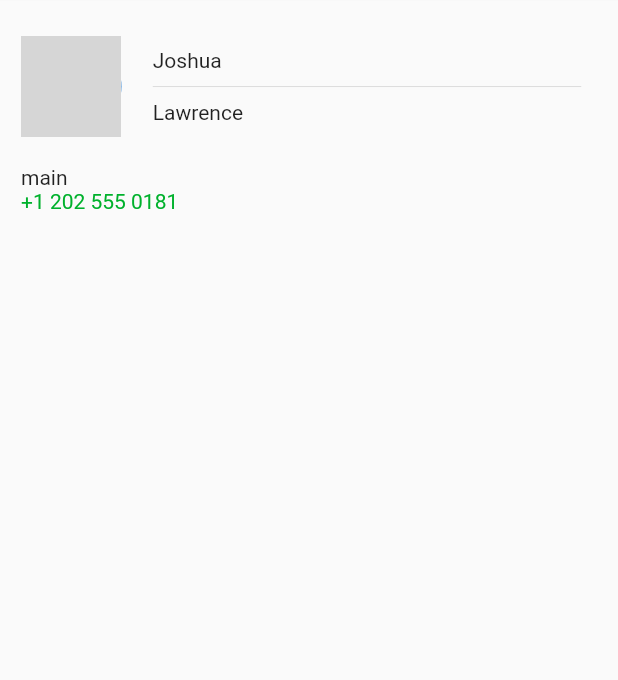
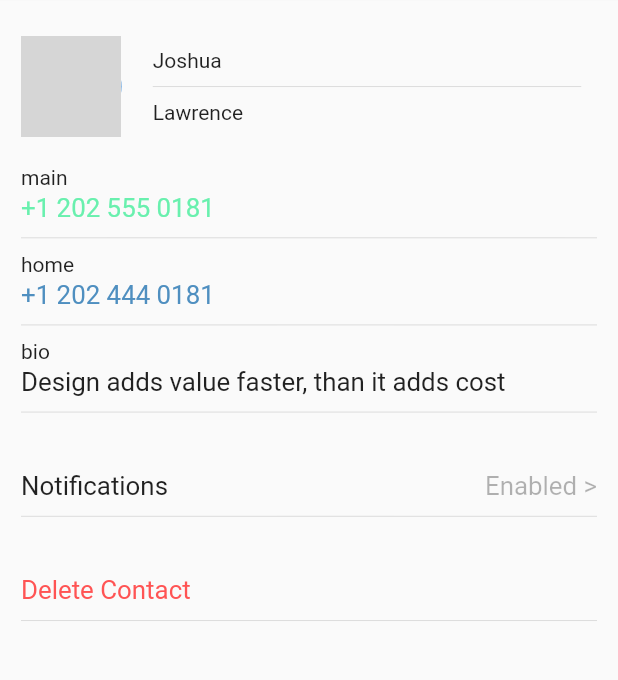
Before and after one commit to AbduraufUZB/telegramui, a Flutter app: the screen it shows after launch, after a tap on "Next", after a tap on "Joshua Lawrence", on a phone screen of 412 x 824 dp, the part 76-756 px from its top. Run offline on Flutter 3.47's test engine with Material 2 defaults, Android fonts, the phone set to English and light mode, and no system bars; our stand-ins replace flutter_screenutil; network calls fail; grey boxes are pictures that could not be loaded.

Commit message:
added contact info page

```diff
--- a/lib/screens/contacts/contacts_info/contacts_info_page.dart
+++ b/lib/screens/contacts/contacts_info/contacts_info_page.dart
@@ -22,10 +22,15 @@ class ContactsInfoPage extends StatelessWidget {
                 child: Row(
                   mainAxisAlignment: MainAxisAlignment.spaceBetween,
                   children: [
-                    Text("Cancel",
-                        style: TextStyle(
-                            color: ColorConst.kBlueColor,
-                            fontSize: FontConst.kMediumFont.sp)),
+                    InkWell(
+                      onTap: () {
+                        Navigator.pop(context);
+                      },
+                      child: Text("Cancel",
+                          style: TextStyle(
+                              color: ColorConst.kBlueColor,
+                              fontSize: FontConst.kMediumFont.sp)),
+                    ),
                     Text("Info",
                         style: TextStyle(
                             color: ColorConst.kBlackColor,
@@ -78,7 +83,58 @@ class ContactsInfoPage extends StatelessWidget {
                   ),
                   SizedBox(height: 19.h),
                   const Text("main"),
-                  Text("+1 202 555 0181", style: TextStyle(color: ColorConst.kGreenColor),)
+                  SizedBox(height: 2.h),
+                  Text("+1 202 555 0181",
+                      style: TextStyle(
+                          color: Colors.greenAccent,
+                          fontSize: FontConst.kMediumFont.sp)),
+                  SizedBox(height: 2.h),
+                  const Divider(),
+                  SizedBox(height: 2.h),
+                  const Text("home"),
+                  SizedBox(height: 2.h),
+                  Text("+1 202 444 0181",
+                      style: TextStyle(
+                          color: ColorConst.kPrimaryColor,
+                          fontSize: FontConst.kMediumFont.sp)),
+                  SizedBox(height: 2.h),
+                  const Divider(),
+                  SizedBox(height: 2.h),
+                  const Text("bio"),
+                  SizedBox(height: 2.h),
+                  Text(
+                    "Design adds value faster, than it adds cost",
+                    style: TextStyle(fontSize: FontConst.kMediumFont.sp),
+                  ),
+                  SizedBox(height: 2.h),
+                  const Divider(),
+                  SizedBox(height: 31.h),
+                  Row(
+                    mainAxisAlignment: MainAxisAlignment.spaceBetween,
+                    children: [
+                      Text(
+                        "Notifications",
+                        style: TextStyle(fontSize: FontConst.kMediumFont.sp),
+                      ),
+                      Text(
+                        "Enabled >",
+                        style: TextStyle(
+                            fontSize: FontConst.kMediumFont.sp,
+                            color: ColorConst.kTextSecondaryColor),
+                      )
+                    ],
+                  ),
+                  SizedBox(height: 2.h),
+                  const Divider(),
+                  SizedBox(height: 31.h),
+                  Text(
+                    "Delete Contact",
+                    style: TextStyle(
+                        fontSize: FontConst.kMediumFont.sp,
+                        color: ColorConst.kRedColor),
+                  ),
+                  SizedBox(height: 2.h),
+                  const Divider(),
                 ],
               ),
             )
```
